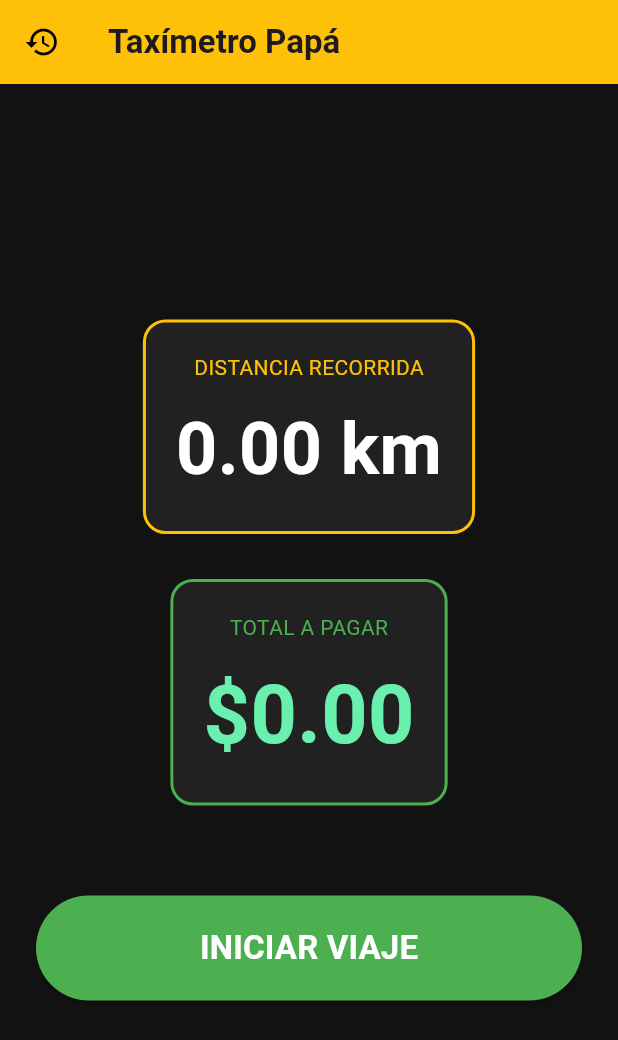
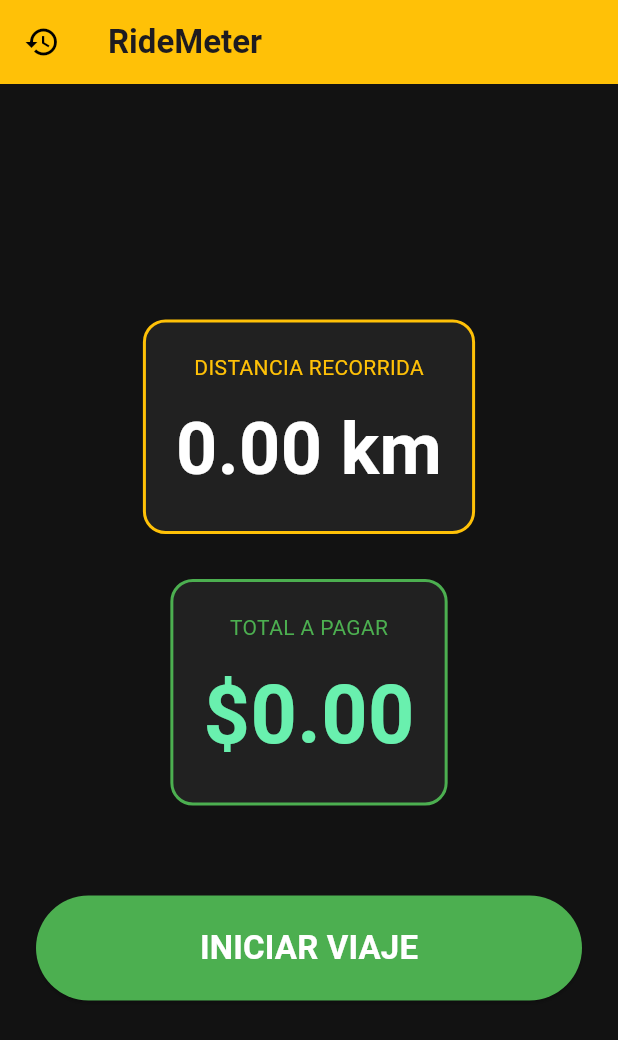
Before and after one commit to waliddsaray-alt/Taximetro-papa, a Flutter app: the screen it shows after launch, on a phone screen of 412 x 824 dp. Shown: the top 1040 px of the screen. Run offline on Flutter 3.47's test engine with Material 3 defaults, Android fonts, the phone set to English and light mode, and no system bars; our stand-ins replace geolocator, shared_preferences.

Commit message:
Cambio de nombre a RideMeter y reinicio a cero completado

```diff
--- a/lib/main.dart
+++ b/lib/main.dart
@@ -13,7 +13,7 @@ class MyApp extends StatelessWidget {
   @override
   Widget build(BuildContext context) {
     return MaterialApp(
-      title: 'Taxímetro Papá',
+      title: 'RideMeter',
       theme: ThemeData(
         primarySwatch: Colors.amber,
         scaffoldBackgroundColor: const Color(0xFF121212),
@@ -117,20 +117,22 @@ class _TaximetroHomeState extends State<TaximetroHome> {
 
     setState(() {
       _enViaje = false;
+      _montoDinero = 0.0;   // Resetea la tarifa a cero aquí
+  _distanciaKm = 0.0;   // Resetea la distancia aquí
     });
   }
 
-  @override
-  void dispose() {
-    _positionStreamSubscription?.cancel();
-    super.dispose();
-  }
+ @override
+void dispose() {
+  _positionStreamSubscription?.cancel();
+  super.dispose();
+}
 
   @override
   Widget build(BuildContext context) {
     return Scaffold(
       appBar: AppBar(
-        title: const Text('Taxímetro Papá', style: TextStyle(fontWeight: FontWeight.bold)),
+        title: const Text('RideMeter', style: TextStyle(fontWeight: FontWeight.bold)),
         backgroundColor: Colors.amber,
         // BOTÓN ARRIBA A LA IZQUIERDA PARA EL HISTORIAL
         leading: IconButton(
```
